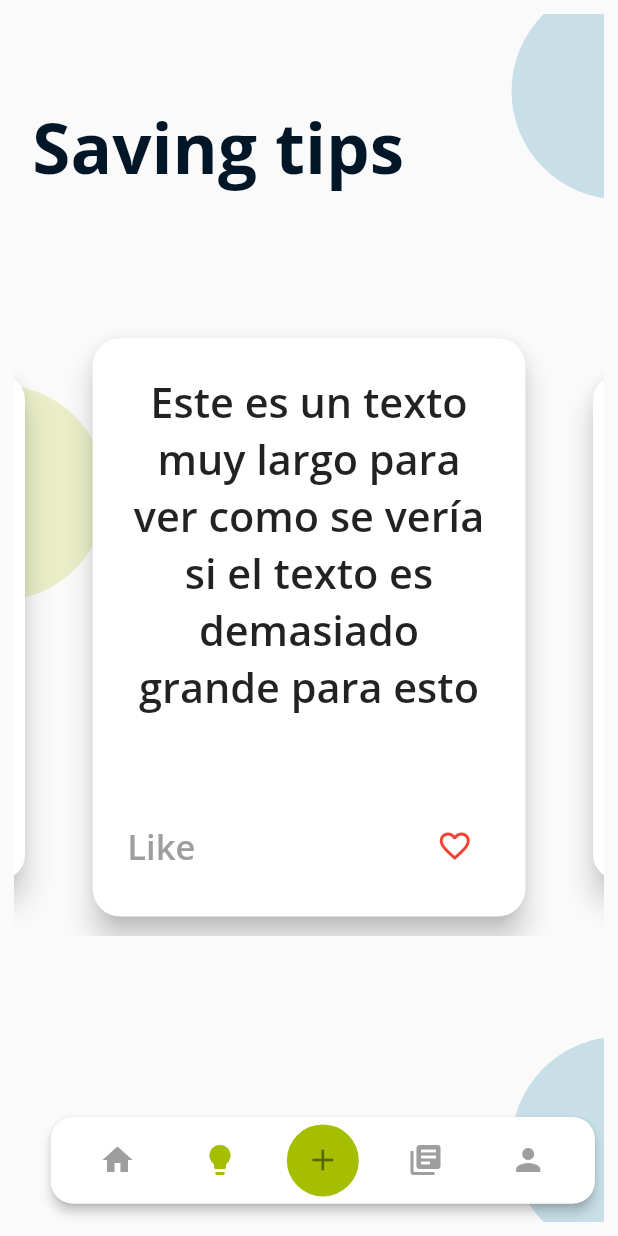
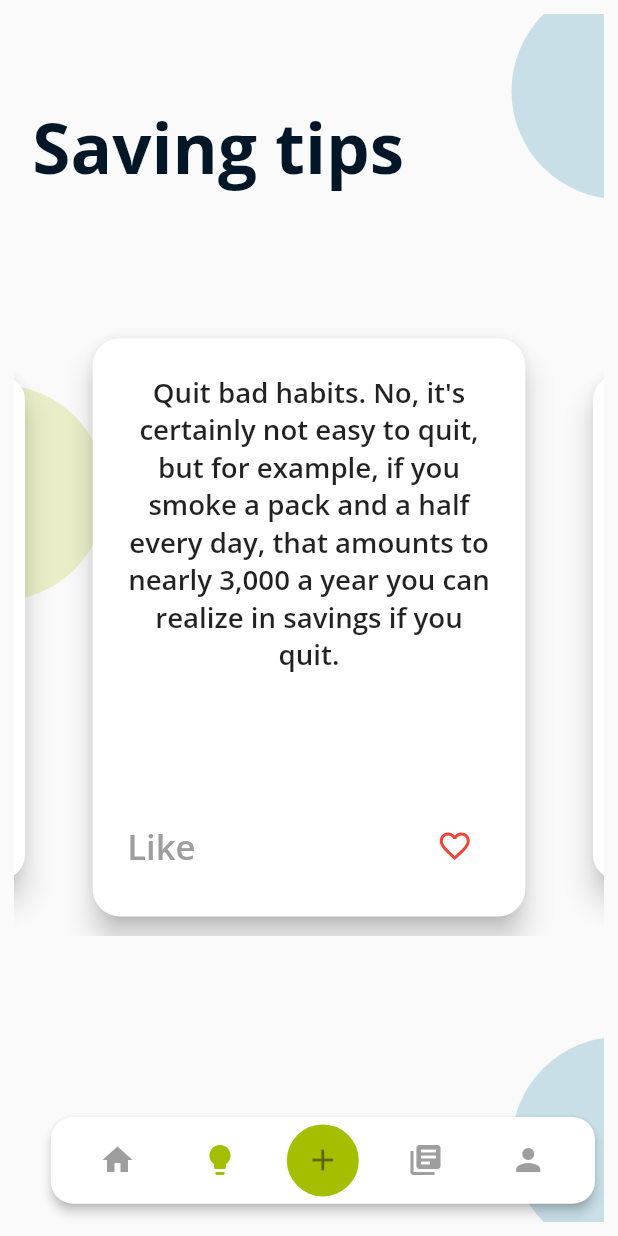
Before and after one commit to jessiRob/flutter-feature-authentication-view--3, a Flutter app: the SavingTipsPage screen opened by its route, after a tap on "Current Budget", after a tap on "Get Saving Tips", on a phone screen of 412 x 824 dp. Run offline on Flutter 3.47's test engine with Material 2 defaults, Android fonts, the phone set to English and light mode, and no system bars; drawn by our look-alikes of carousel_slider; our stand-ins replace cloud_firestore, firebase_auth, firebase_core; accounts and stored records are empty.

Commit message:
update tips

```diff
--- /dev/null
+++ b/invoice_tracker/lib/controller/controller.dart
@@ -0,0 +1,14 @@
+import 'package:invoice_tracker/model/tips_model.dart';
+import 'package:invoice_tracker/repository/repository.dart';
+import '../dataSources/tips_data.dart';
+
+class Controller{
+  TipsRepo tipsRepo = TipsRepo();
+
+  Controller();
+
+  List<Tip> getTips(){
+    return tipsRepo.sortedTips();
+  }
+
+}
--- /dev/null
+++ b/invoice_tracker/lib/dataSources/tips_data.dart
@@ -0,0 +1,57 @@
+TipsData createTipsData(){
+  List<Tip> tipsList = [];
+
+  //Create Tips
+  Tip tip1 = Tip("1",1,"Quit bad habits. No, it's certainly not easy to quit, but for example, if you smoke a pack and a half every day, that amounts to nearly 3,000 a year you can realize in savings if you quit.");
+  Tip tip2 = Tip("2",3,"Try to not inset too much on vacations, you can have fun without wasting money. Instead of dropping several thousand on airline tickets overseas, look in your own backyard for fun vacations close to home. ");
+  Tip tip3 = Tip("3",2,"If you're trying to save money through budgeting but still carrying a large debt burden, start with the debt. Once you're free from paying interest on your debt, that money can easily be put into savings.");
+  Tip tip4 = Tip("4",5,"Lowering the thermostat on your water heater by 10°F can save you between 3-5 percent in energy costs.");
+  Tip tip5 = Tip("5",3,"One of the best ways to save money is by visualizing what you are saving for. If you need motivation, set saving targets along with a timeline to make it easier to save.");
+  Tip tip6 = Tip("6",5,"Installing an on-demand or tankless water heater can deliver up to 30 percent savings compared with a standard storage tank water heater.");
+  Tip tip7 = Tip("7",2,"Set up an auto debit from your checking account to your savings account each payday. Whether it's 50 every two weeks or 500, don't cheat yourself out of a healthy long-term savings plan.");
+
+  //Add tips
+  tipsList.add(tip1);
+  tipsList.add(tip2);
+  tipsList.add(tip3);
+  tipsList.add(tip4);
+  tipsList.add(tip5);
+  tipsList.add(tip6);
+  tipsList.add(tip7);
+
+
+  TipsData tips = TipsData(tipsList);
+
+  return tips;
+}
+
+class TipsData {
+  List<Tip> _tips = [];
+
+  TipsData(this._tips);
+
+  List<Tip> get tips => _tips;
+
+  void addTip(Tip tip){
+    _tips.add(tip);
+  }
+
+  List<Tip> sort(){
+    _tips.sort((a, b) => a._likes.compareTo(b._likes));
+    return _tips;
+  }
+}
+
+class Tip {
+  String _id;
+  int _likes;
+  String _tip;
+
+  Tip(this._id, this._likes, this._tip);
+
+  String get id => _id;
+
+  String get tip => _tip;
+
+  int get likes => _likes;
+}
--- /dev/null
+++ b/invoice_tracker/lib/model/tips_model.dart
@@ -0,0 +1,13 @@
+import 'package:invoice_tracker/dataSources/tips_data.dart';
+
+class TipsModel {
+  TipsData _tips;
+
+  TipsModel(this._tips);
+
+}
+
+List<Tip> organizeLikedOnes(TipsModel model){
+  TipsData tips = model._tips;
+  return tips.sort();
+}
--- a/invoice_tracker/lib/pages/savingtips_page.dart
+++ b/invoice_tracker/lib/pages/savingtips_page.dart
@@ -1,5 +1,7 @@
 import 'package:flutter/material.dart';
 import 'package:carousel_slider/carousel_slider.dart';
+import 'package:invoice_tracker/controller/controller.dart';
+import 'package:invoice_tracker/dataSources/tips_data.dart';
 import 'package:invoice_tracker/utils/responsive.dart';
 import 'package:invoice_tracker/widgets/background.dart';
 
@@ -12,24 +14,13 @@ class SavingTipsPage extends StatefulWidget {
 }
 
 class _SavingTipsPageState extends State<SavingTipsPage> {
-  List<String> _cardTexts = [
-    "Este es un texto muy largo para ver como se vería si el texto es demasiado grande para esto",
-    "Si",
-    "NO",
-    "Card 4",
-    "Card 5",
-    "Card 6",
-    "Card 7",
-    "Card 8",
-    "Card 9",
-    "Card 10"
-  ];
-
-  List<bool> _cardLikes = List.filled(10, false);
-
+  Controller controller = Controller();
 
   @override
   Widget build(BuildContext context) {
+    List<Tip> _tips = controller.getTips();
+    List<bool> _cardLikes = List.filled(_tips.length, false);
+
     final responsive = Responsive.of(context);
     return Scaffold(
       body: Container(
@@ -59,7 +50,7 @@ class _SavingTipsPageState extends State<SavingTipsPage> {
                 ),
                 SizedBox(height: responsive.hp(10)),
                 CarouselSlider.builder(
-                  itemCount: _cardTexts.length,
+                  itemCount: _tips.length,
                   options: CarouselOptions(
                     height: responsive.hp(50),
                     aspectRatio: 16/9,
@@ -87,10 +78,10 @@ class _SavingTipsPageState extends State<SavingTipsPage> {
                             children: <Widget>[
                               Expanded(
                                 child: Text(
-                                  _cardTexts.elementAt(index),
+                                  _tips.elementAt(index).tip,
                                   textAlign: TextAlign.center,
                                   style: TextStyle(
-                                      fontSize: responsive.dp(3),
+                                      fontSize: responsive.dp(2),
                                       fontFamily: 'OpenSans',
                                       fontWeight: FontWeight.w600,
                                   ),
--- /dev/null
+++ b/invoice_tracker/lib/repository/repository.dart
@@ -0,0 +1,17 @@
+import 'package:invoice_tracker/dataSources/tips_data.dart';
+import 'package:invoice_tracker/model/tips_model.dart';
+
+
+class TipsRepo {
+  late TipsData tips = createTipsData();
+  late TipsModel model;
+
+  TipsRepo(){
+    this.model = TipsModel(tips);
+  }
+
+  List<Tip> sortedTips(){
+    return organizeLikedOnes(this.model);
+  }
+
+}
--- a/invoice_tracker/lib/services/auth.dart
+++ b/invoice_tracker/lib/services/auth.dart
@@ -80,12 +80,13 @@ class AuthService {
 
 
 // register with email and password
-  Future registerWithEmailAndPassword(String email, String password) async {
+  Future registerWithEmailAndPassword(String name, String email, String password) async {
     try {
       final credential = await FirebaseAuth.instance.createUserWithEmailAndPassword(
         email: email,
         password: password,
       );
+      await credential.user?.updateDisplayName(name);
       return credential.user;
     } on FirebaseAuthException catch (e) {
       if (e.code == 'weak-password') {
--- a/invoice_tracker/lib/services/transactions.dart
+++ b/invoice_tracker/lib/services/transactions.dart
@@ -13,4 +13,5 @@ class TransactionService {
       return null;
     }
   }
+
 }
--- a/invoice_tracker/lib/widgets/register_form.dart
+++ b/invoice_tracker/lib/widgets/register_form.dart
@@ -17,7 +17,7 @@ class _RegisterFormState extends State<RegisterForm> {
   _submit() async {
     final isOK = _formKey.currentState?.validate();
     if (isOK!) {
-      dynamic result =await _auth.registerWithEmailAndPassword(_email, _password);
+      dynamic result =await _auth.registerWithEmailAndPassword(_name, _email, _password);
       user = result;
       if (result == null){
         setState(() => _error = "Not valid information" );
```
Also changed, not shown: invoice_tracker/lib/DAO/debt_notification.dart (added, +28 -0 lines), invoice_tracker/lib/DAO/saving_notification.dart (added, +27 -0 lines), invoice_tracker/lib/DAO/transactions.dart (added, +30 -0 lines), invoice_tracker/lib/pages/register_new_movement_page.dart (+4 -5 lines), invoice_tracker/lib/services/database.dart (+28 -22 lines).
